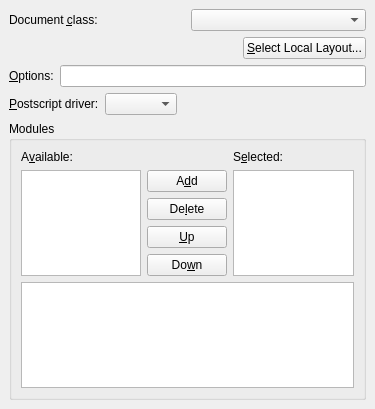
Before: the Qt Designer form src/frontends/qt4/ui/LaTeXUi.ui in cburschka/lyx, drawn with Qt 5.
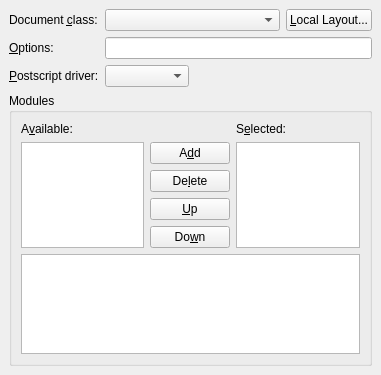
After: the same form once the commit is applied.

Commit message: * clean-up layout document class settings * enable tooltips in document class combobox

What changed in the file:
```diff
--- a/src/frontends/qt4/ui/LaTeXUi.ui
+++ b/src/frontends/qt4/ui/LaTeXUi.ui
@@ -5,8 +5,8 @@
    <rect>
     <x>0</x>
     <y>0</y>
-    <width>375</width>
-    <height>409</height>
+    <width>381</width>
+    <height>375</height>
    </rect>
   </property>
   <property name="windowTitle" >
@@ -19,60 +19,20 @@
    <property name="spacing" >
     <number>6</number>
    </property>
-   <item row="1" column="0" >
-    <spacer>
-     <property name="orientation" >
-      <enum>Qt::Horizontal</enum>
-     </property>
-     <property name="sizeHint" >
-      <size>
-       <width>40</width>
-       <height>20</height>
-      </size>
-     </property>
-    </spacer>
-   </item>
-   <item row="0" column="0" colspan="2" >
-    <layout class="QHBoxLayout" >
-     <property name="margin" >
-      <number>0</number>
-     </property>
-     <property name="spacing" >
-      <number>6</number>
-     </property>
-     <item>
-      <widget class="QLabel" name="classL" >
-       <property name="text" >
-        <string>Document &amp;class:</string>
-       </property>
-       <property name="buddy" >
-        <cstring>classCO</cstring>
-       </property>
-      </widget>
-     </item>
-     <item>
-      <widget class="QComboBox" name="classCO" >
-       <property name="maxVisibleItems" >
-        <number>20</number>
-       </property>
-      </widget>
-     </item>
-    </layout>
-   </item>
-   <item row="5" column="1" >
+   <item row="4" column="2" >
     <spacer>
      <property name="orientation" >
       <enum>Qt::Vertical</enum>
      </property>
      <property name="sizeHint" >
       <size>
-       <width>84</width>
-       <height>41</height>
+       <width>20</width>
+       <height>40</height>
       </size>
      </property>
     </spacer>
    </item>
-   <item row="4" column="0" colspan="2" >
+   <item row="3" column="0" colspan="4" >
     <widget class="QGroupBox" name="modulesGB" >
      <property name="title" >
       <string>Modules</string>
@@ -165,70 +125,50 @@
      </layout>
     </widget>
    </item>
-   <item row="3" column="0" colspan="2" >
-    <layout class="QHBoxLayout" >
-     <property name="margin" >
-      <number>0</number>
+   <item row="2" column="2" colspan="2" >
+    <spacer>
+     <property name="orientation" >
+      <enum>Qt::Horizontal</enum>
      </property>
-     <property name="spacing" >
-      <number>6</number>
+     <property name="sizeHint" >
+      <size>
+       <width>261</width>
+       <height>22</height>
+      </size>
      </property>
-     <item>
-      <widget class="QLabel" name="psdriverL" >
-       <property name="text" >
-        <string>&amp;Postscript driver:</string>
-       </property>
-       <property name="buddy" >
-        <cstring>psdriverCO</cstring>
-       </property>
-      </widget>
-     </item>
-     <item>
-      <widget class="QComboBox" name="psdriverCO" >
-       <property name="duplicatesEnabled" >
-        <bool>false</bool>
-       </property>
-      </widget>
-     </item>
-     <item>
-      <spacer>
-       <property name="orientation" >
-        <enum>Qt::Horizontal</enum>
-       </property>
-       <property name="sizeHint" >
-        <size>
-         <width>261</width>
-         <height>22</height>
-        </size>
-       </property>
-      </spacer>
-     </item>
-    </layout>
+    </spacer>
    </item>
-   <item row="2" column="0" colspan="2" >
-    <layout class="QHBoxLayout" >
-     <property name="margin" >
-      <number>0</number>
+   <item row="2" column="1" >
+    <widget class="QComboBox" name="psdriverCO" >
+     <property name="duplicatesEnabled" >
+      <bool>false</bool>
      </property>
-     <property name="spacing" >
-      <number>6</number>
+    </widget>
+   </item>
+   <item row="2" column="0" >
+    <widget class="QLabel" name="psdriverL" >
+     <property name="text" >
+      <string>&amp;Postscript driver:</string>
      </property>
-     <item>
-      <widget class="QLabel" name="optionsL" >
-       <property name="text" >
-        <string>&amp;Options:</string>
-       </property>
-       <property name="buddy" >
-        <cstring>optionsLE</cstring>
-       </property>
-      </widget>
-     </item>
-     <item>
-      <widget class="QLineEdit" name="optionsLE" />
-     </item>
-    </layout>
+     <property name="buddy" >
+      <cstring>psdriverCO</cstring>
+     </property>
+    </widget>
    </item>
-   <item row="1" column="1" >
+   <item row="1" column="1" colspan="3" >
+    <widget class="QLineEdit" name="optionsLE" />
+   </item>
+   <item row="1" column="0" >
+    <widget class="QLabel" name="optionsL" >
+     <property name="text" >
+      <string>&amp;Options:</string>
+     </property>
+     <property name="buddy" >
+      <cstring>optionsLE</cstring>
+     </property>
+    </widget>
+   </item>
+   <item row="0" column="3" >
     <widget class="QPushButton" name="layoutPB" >
      <property name="sizePolicy" >
       <sizepolicy>
@@ -242,7 +182,24 @@
       <string>Click to select a local document class definition file</string>
      </property>
      <property name="text" >
-      <string>&amp;Select Local Layout...</string>
+      <string>&amp;Local Layout...</string>
+     </property>
+    </widget>
+   </item>
+   <item row="0" column="0" >
+    <widget class="QLabel" name="classL" >
+     <property name="text" >
+      <string>Document &amp;class:</string>
+     </property>
+     <property name="buddy" >
+      <cstring>classCO</cstring>
+     </property>
+    </widget>
+   </item>
+   <item row="0" column="1" colspan="2" >
+    <widget class="QComboBox" name="classCO" >
+     <property name="maxVisibleItems" >
+      <number>20</number>
      </property>
     </widget>
    </item>
```
The commit also changes 1 other file.
